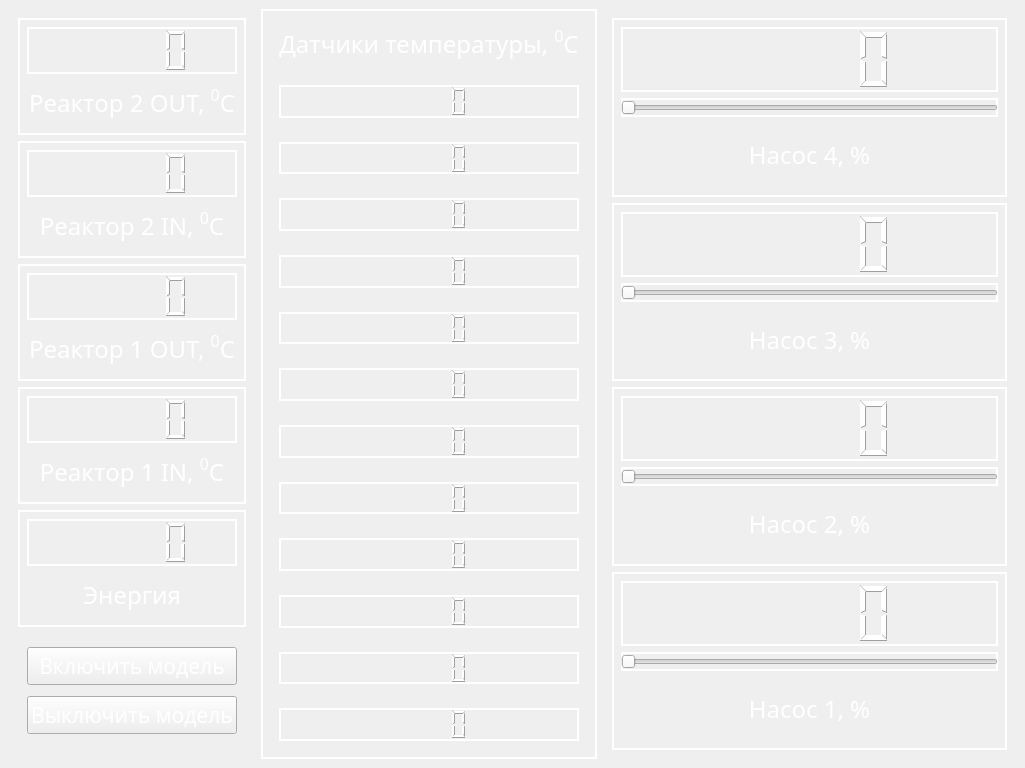
LeonidMurashov/Hurricane_in_glass, file controls/design/reactor_kid.ui: the form before one commit.
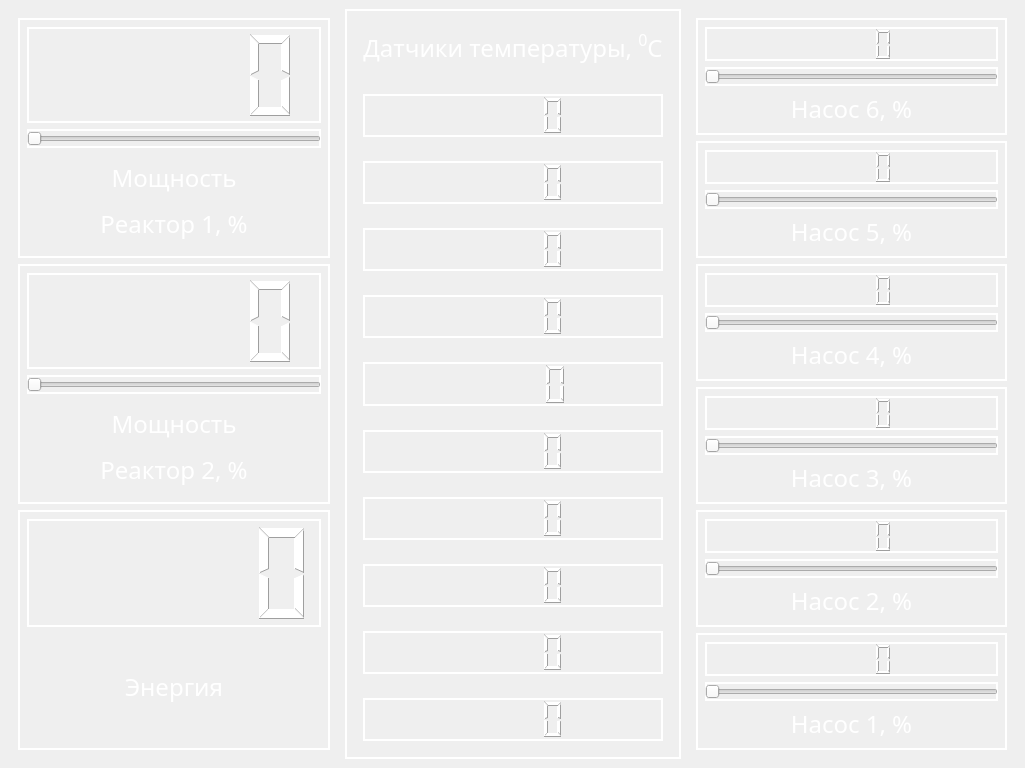
The form after the commit. Icons and pictures are not drawn.

Commit message: Kid interface fix

```diff
--- a/controls/design/reactor_kid.ui
+++ b/controls/design/reactor_kid.ui
@@ -75,14 +75,9 @@
       <property name="autoFillBackground">
        <bool>false</bool>
       </property>
-      <layout class="QVBoxLayout" name="verticalLayout">
+      <layout class="QVBoxLayout" name="verticalLayout_9">
        <item>
-        <widget class="QWidget" name="reactor1Temp_2" native="true">
-         <property name="font">
-          <font>
-           <italic>false</italic>
-          </font>
-         </property>
+        <widget class="QWidget" name="widget_2" native="true">
          <property name="styleSheet">
           <string notr="true">border: 2px solid white;</string>
          </property>
@@ -104,119 +99,15 @@
             <property name="frameShadow">
              <enum>QFrame::Plain</enum>
             </property>
-           </widget>
-          </item>
-          <item>
-           <widget class="QLabel" name="label_8">
-            <property name="font">
-             <font>
-              <family>Sans Serif</family>
-              <pointsize>18</pointsize>
-              <italic>false</italic>
-             </font>
+            <property name="value" stdset="0">
+             <double>0.000000000000000</double>
             </property>
-            <property name="autoFillBackground">
-             <bool>false</bool>
-            </property>
-            <property name="styleSheet">
-             <string notr="true">color: rgb(255, 255, 255); border: 0;
-background-color: rgba(255, 255, 255, 0);</string>
-            </property>
-            <property name="frameShadow">
-             <enum>QFrame::Plain</enum>
-            </property>
-            <property name="text">
-             <string>&lt;html&gt;&lt;head/&gt;&lt;body&gt;&lt;p align=&quot;center&quot;&gt;Реактор 2 OUT, &lt;span style=&quot; vertical-align:super;&quot;&gt;0&lt;/span&gt;С&lt;/p&gt;&lt;/body&gt;&lt;/html&gt;</string>
-            </property>
            </widget>
           </item>
-         </layout>
-        </widget>
-       </item>
-       <item>
-        <widget class="QWidget" name="reactor1Temp_4" native="true">
-         <property name="font">
-          <font>
-           <italic>false</italic>
-          </font>
-         </property>
-         <property name="styleSheet">
-          <string notr="true">border: 2px solid white;</string>
-         </property>
-         <layout class="QVBoxLayout" name="verticalLayout_24">
           <item>
-           <widget class="QLCDNumber" name="t14">
-            <property name="font">
-             <font>
-              <family>Gadugi</family>
-              <italic>false</italic>
-             </font>
-            </property>
-            <property name="autoFillBackground">
-             <bool>false</bool>
-            </property>
-            <property name="styleSheet">
-             <string notr="true">color: rgb(255, 255, 255);</string>
-            </property>
-            <property name="frameShadow">
-             <enum>QFrame::Plain</enum>
-            </property>
-           </widget>
-          </item>
-          <item>
-           <widget class="QLabel" name="label_11">
-            <property name="font">
-             <font>
-              <family>Sans Serif</family>
-              <pointsize>18</pointsize>
-              <italic>false</italic>
-             </font>
-            </property>
-            <property name="autoFillBackground">
-             <bool>false</bool>
-            </property>
-            <property name="styleSheet">
-             <string notr="true">color: rgb(255, 255, 255); border: 0;
-background-color: rgba(255, 255, 255, 0);</string>
-            </property>
-            <property name="frameShadow">
-             <enum>QFrame::Plain</enum>
-            </property>
-            <property name="text">
-             <string>&lt;html&gt;&lt;head/&gt;&lt;body&gt;&lt;p align=&quot;center&quot;&gt;Реактор 2 IN, &lt;span style=&quot; vertical-align:super;&quot;&gt;0&lt;/span&gt;С&lt;/p&gt;&lt;/body&gt;&lt;/html&gt;</string>
-            </property>
-           </widget>
-          </item>
-         </layout>
-        </widget>
-       </item>
-       <item>
-        <widget class="QWidget" name="reactor1Temp" native="true">
-         <property name="font">
-          <font>
-           <italic>false</italic>
-          </font>
-         </property>
-         <property name="styleSheet">
-          <string notr="true">border: 2px solid white;</string>
-         </property>
-         <layout class="QVBoxLayout" name="verticalLayout_9">
-          <item>
-           <widget class="QLCDNumber" name="t15">
-            <property name="font">
-             <font>
-              <family>Gadugi</family>
-              <italic>false</italic>
-             </font>
-            </property>
-            <property name="autoFillBackground">
-             <bool>false</bool>
-            </property>
-            <property name="styleSheet">
-             <string notr="true">color: rgb(255, 255, 255);</string>
-            </property>
-            <property name="frameShadow">
-             <enum>QFrame::Plain</enum>
+           <widget class="QSlider" name="r2slider">
+            <property name="orientation">
+             <enum>Qt::Horizontal</enum>
             </property>
            </widget>
           </item>
@@ -229,18 +120,21 @@
               <italic>false</italic>
              </font>
             </property>
+            <property name="layoutDirection">
+             <enum>Qt::RightToLeft</enum>
+            </property>
             <property name="autoFillBackground">
              <bool>false</bool>
             </property>
             <property name="styleSheet">
-             <string notr="true">color: rgb(255, 255, 255); border: 0;
-background-color: rgba(255, 255, 255, 0);</string>
+             <string notr="true">color: rgb(255, 255, 255);
+border: 0px;</string>
             </property>
             <property name="frameShadow">
              <enum>QFrame::Plain</enum>
             </property>
             <property name="text">
-             <string>&lt;html&gt;&lt;head/&gt;&lt;body&gt;&lt;p align=&quot;center&quot;&gt;Реактор 1 OUT, &lt;span style=&quot; vertical-align:super;&quot;&gt;0&lt;/span&gt;С&lt;/p&gt;&lt;/body&gt;&lt;/html&gt;</string>
+             <string>&lt;html&gt;&lt;head/&gt;&lt;body&gt;&lt;p align=&quot;center&quot;&gt;Мощность&lt;/p&gt;&lt;p align=&quot;center&quot;&gt;Реактор 1, %&lt;/p&gt;&lt;/body&gt;&lt;/html&gt;</string>
             </property>
            </widget>
           </item>
@@ -248,18 +142,13 @@
         </widget>
        </item>
        <item>
-        <widget class="QWidget" name="reactor1Temp_3" native="true">
-         <property name="font">
-          <font>
-           <italic>false</italic>
-          </font>
-         </property>
+        <widget class="QWidget" name="widget" native="true">
          <property name="styleSheet">
           <string notr="true">border: 2px solid white;</string>
          </property>
-         <layout class="QVBoxLayout" name="verticalLayout_23">
+         <layout class="QVBoxLayout" name="verticalLayout">
           <item>
-           <widget class="QLCDNumber" name="t16">
+           <widget class="QLCDNumber" name="r1power">
             <property name="font">
              <font>
               <family>Gadugi</family>
@@ -278,7 +167,14 @@
            </widget>
           </item>
           <item>
-           <widget class="QLabel" name="label_10">
+           <widget class="QSlider" name="r1slider">
+            <property name="orientation">
+             <enum>Qt::Horizontal</enum>
+            </property>
+           </widget>
+          </item>
+          <item>
+           <widget class="QLabel" name="label_5">
             <property name="font">
              <font>
               <family>Sans Serif</family>
@@ -286,18 +182,21 @@
               <italic>false</italic>
              </font>
             </property>
+            <property name="layoutDirection">
+             <enum>Qt::RightToLeft</enum>
+            </property>
             <property name="autoFillBackground">
              <bool>false</bool>
             </property>
             <property name="styleSheet">
-             <string notr="true">color: rgb(255, 255, 255); border: 0;
-background-color: rgba(255, 255, 255, 0);</string>
+             <string notr="true">color: rgb(255, 255, 255);
+border: 0px;</string>
             </property>
             <property name="frameShadow">
              <enum>QFrame::Plain</enum>
             </property>
             <property name="text">
-             <string>&lt;html&gt;&lt;head/&gt;&lt;body&gt;&lt;p align=&quot;center&quot;&gt;Реактор 1 IN, &lt;span style=&quot; vertical-align:super;&quot;&gt;0&lt;/span&gt;С&lt;/p&gt;&lt;/body&gt;&lt;/html&gt;</string>
+             <string>&lt;html&gt;&lt;head/&gt;&lt;body&gt;&lt;p align=&quot;center&quot;&gt;Мощность&lt;/p&gt;&lt;p align=&quot;center&quot;&gt;Реактор 2, %&lt;/p&gt;&lt;/body&gt;&lt;/html&gt;</string>
             </property>
            </widget>
           </item>
@@ -364,66 +263,6 @@
          </layout>
         </widget>
        </item>
-       <item>
-        <widget class="QWidget" name="widget_3" native="true">
-         <property name="enabled">
-          <bool>true</bool>
-         </property>
-         <property name="font">
-          <font>
-           <family>Gadugi</family>
-           <italic>false</italic>
-          </font>
-         </property>
-         <property name="autoFillBackground">
-          <bool>false</bool>
-         </property>
-         <property name="styleSheet">
-          <string notr="true"/>
-         </property>
-         <layout class="QVBoxLayout" name="verticalLayout_7">
-          <item>
-           <widget class="QPushButton" name="turnOn">
-            <property name="font">
-             <font>
-              <family>Sans Serif</family>
-              <pointsize>16</pointsize>
-              <italic>false</italic>
-             </font>
-            </property>
-            <property name="styleSheet">
-             <string notr="true">color:white;</string>
-            </property>
-            <property name="text">
-             <string>Включить модель</string>
-            </property>
-           </widget>
-          </item>
-          <item>
-           <widget class="QPushButton" name="modelOff">
-            <property name="font">
-             <font>
-              <family>Sans Serif</family>
-              <pointsize>16</pointsize>
-              <italic>false</italic>
-             </font>
-            </property>
-            <property name="autoFillBackground">
-             <bool>false</bool>
-            </property>
-            <property name="styleSheet">
-             <string notr="true">color: rgb(255, 255, 255);</string>
-            </property>
-            <property name="text">
-             <string>Выключить модель</string>
-            </property>
-           </widget>
-          </item>
-         </layout>
-         <zorder>modelOff</zorder>
-         <zorder>turnOn</zorder>
-        </widget>
-       </item>
       </layout>
      </widget>
     </item>
@@ -479,7 +318,7 @@
          <property name="styleSheet">
           <string notr="true">border: 0;</string>
          </property>
-         <layout class="QVBoxLayout" name="verticalLayout_6">
+         <layout class="QHBoxLayout" name="horizontalLayout">
           <item>
            <widget class="QLCDNumber" name="t1">
             <property name="styleSheet">
@@ -679,48 +518,6 @@
          </layout>
         </widget>
        </item>
-       <item>
-        <widget class="QWidget" name="s1_12" native="true">
-         <property name="font">
-          <font>
-           <italic>false</italic>
-          </font>
-         </property>
-         <property name="styleSheet">
-          <string notr="true">border: 0;</string>
-         </property>
-         <layout class="QVBoxLayout" name="verticalLayout_22">
-          <item>
-           <widget class="QLCDNumber" name="t11">
-            <property name="styleSheet">
-             <string notr="true">border: 2px solid white; color: white;</string>
-            </property>
-           </widget>
-          </item>
-         </layout>
-        </widget>
-       </item>
-       <item>
-        <widget class="QWidget" name="s1_11" native="true">
-         <property name="font">
-          <font>
-           <italic>false</italic>
-          </font>
-         </property>
-         <property name="styleSheet">
-          <string notr="true">border: 0;</string>
-         </property>
-         <layout class="QVBoxLayout" name="verticalLayout_21">
-          <item>
-           <widget class="QLCDNumber" name="t12">
-            <property name="styleSheet">
-             <string notr="true">border: 2px solid white; color: white;</string>
-            </property>
-           </widget>
-          </item>
-         </layout>
-        </widget>
-       </item>
       </layout>
      </widget>
     </item>
@@ -738,7 +535,149 @@
       <property name="styleSheet">
        <string notr="true"/>
       </property>
-      <layout class="QVBoxLayout" name="verticalLayout_26">
+      <layout class="QVBoxLayout" name="verticalLayout_11">
+       <item>
+        <widget class="QWidget" name="Nasos4_3" native="true">
+         <property name="font">
+          <font>
+           <family>Gadugi</family>
+           <italic>false</italic>
+          </font>
+         </property>
+         <property name="autoFillBackground">
+          <bool>false</bool>
+         </property>
+         <property name="styleSheet">
+          <string notr="true">border: 2px solid white;</string>
+         </property>
+         <layout class="QVBoxLayout" name="verticalLayout_7">
+          <item>
+           <widget class="QLCDNumber" name="lcd6">
+            <property name="font">
+             <font>
+              <family>Gadugi</family>
+              <italic>false</italic>
+             </font>
+            </property>
+            <property name="autoFillBackground">
+             <bool>false</bool>
+            </property>
+            <property name="styleSheet">
+             <string notr="true">color: rgb(255, 255, 255);</string>
+            </property>
+            <property name="frameShadow">
+             <enum>QFrame::Plain</enum>
+            </property>
+           </widget>
+          </item>
+          <item>
+           <widget class="QSlider" name="n4slider_3">
+            <property name="orientation">
+             <enum>Qt::Horizontal</enum>
+            </property>
+           </widget>
+          </item>
+          <item>
+           <widget class="QLabel" name="label_9">
+            <property name="font">
+             <font>
+              <family>Sans Serif</family>
+              <pointsize>18</pointsize>
+              <italic>false</italic>
+             </font>
+            </property>
+            <property name="layoutDirection">
+             <enum>Qt::RightToLeft</enum>
+            </property>
+            <property name="autoFillBackground">
+             <bool>false</bool>
+            </property>
+            <property name="styleSheet">
+             <string notr="true">color: rgb(255, 255, 255);
+border: 0px;</string>
+            </property>
+            <property name="frameShadow">
+             <enum>QFrame::Plain</enum>
+            </property>
+            <property name="text">
+             <string>&lt;html&gt;&lt;head/&gt;&lt;body&gt;&lt;p align=&quot;center&quot;&gt;Насос 6, %&lt;/p&gt;&lt;/body&gt;&lt;/html&gt;</string>
+            </property>
+           </widget>
+          </item>
+         </layout>
+        </widget>
+       </item>
+       <item>
+        <widget class="QWidget" name="Nasos4_2" native="true">
+         <property name="font">
+          <font>
+           <family>Gadugi</family>
+           <italic>false</italic>
+          </font>
+         </property>
+         <property name="autoFillBackground">
+          <bool>false</bool>
+         </property>
+         <property name="styleSheet">
+          <string notr="true">border: 2px solid white;</string>
+         </property>
+         <layout class="QVBoxLayout" name="verticalLayout_6">
+          <item>
+           <widget class="QLCDNumber" name="lcd5">
+            <property name="font">
+             <font>
+              <family>Gadugi</family>
+              <italic>false</italic>
+             </font>
+            </property>
+            <property name="autoFillBackground">
+             <bool>false</bool>
+            </property>
+            <property name="styleSheet">
+             <string notr="true">color: rgb(255, 255, 255);</string>
+            </property>
+            <property name="frameShadow">
+             <enum>QFrame::Plain</enum>
+            </property>
+           </widget>
+          </item>
+          <item>
+           <widget class="QSlider" name="n5slider">
+            <property name="orientation">
+             <enum>Qt::Horizontal</enum>
+            </property>
+           </widget>
+          </item>
+          <item>
+           <widget class="QLabel" name="label_8">
+            <property name="font">
+             <font>
+              <family>Sans Serif</family>
+              <pointsize>18</pointsize>
+              <italic>false</italic>
+             </font>
+            </property>
+            <property name="layoutDirection">
+             <enum>Qt::RightToLeft</enum>
+            </property>
+            <property name="autoFillBackground">
+             <bool>false</bool>
+            </property>
+            <property name="styleSheet">
+             <string notr="true">color: rgb(255, 255, 255);
+border: 0px;</string>
+            </property>
+            <property name="frameShadow">
+             <enum>QFrame::Plain</enum>
+            </property>
+            <property name="text">
+             <string>&lt;html&gt;&lt;head/&gt;&lt;body&gt;&lt;p align=&quot;center&quot;&gt;Насос 5, %&lt;/p&gt;&lt;/body&gt;&lt;/html&gt;</string>
+            </property>
+           </widget>
+          </item>
+         </layout>
+        </widget>
+       </item>
        <item>
         <widget class="QWidget" name="Nasos4" native="true">
          <property name="font">
```
Left out of the diff: 2 changed lines with no effect on the pictures. The commit also changes 1 other file.
